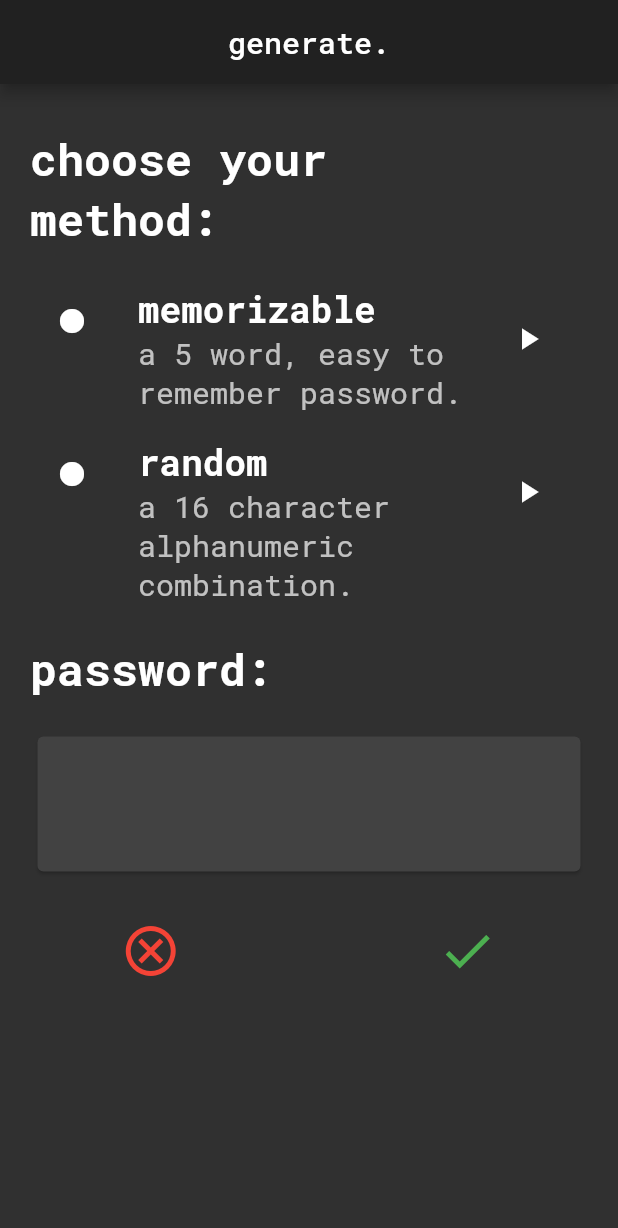
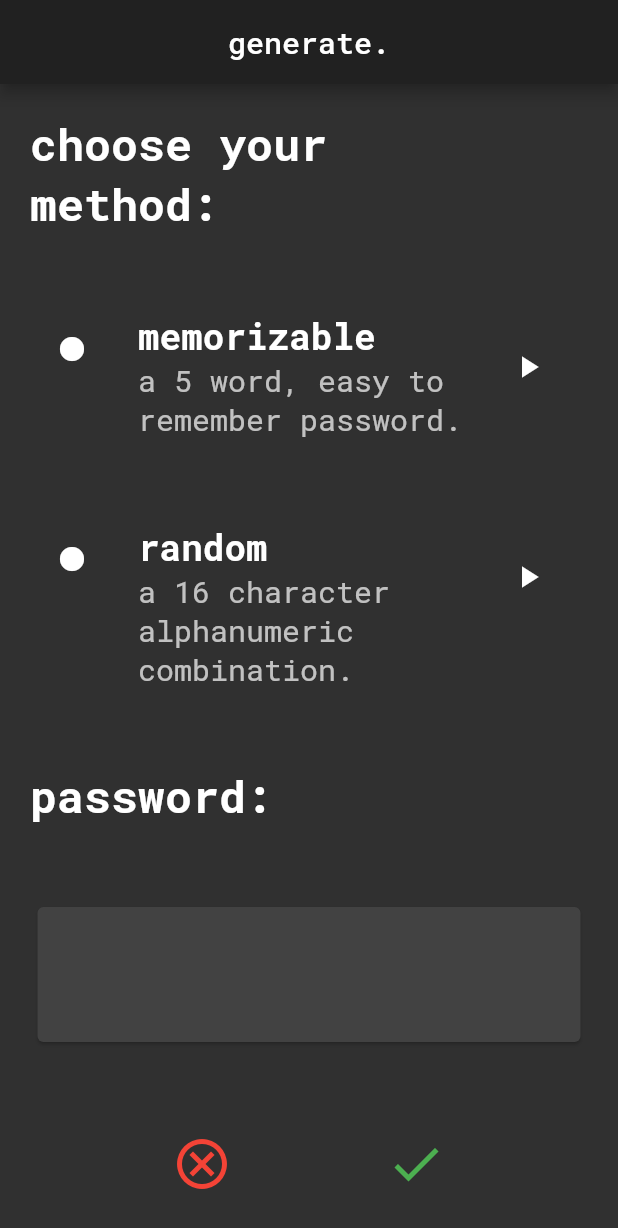
Before and after one commit to akashvshroff/Safe_Flutter_App, a Flutter app: the GeneratePassword screen opened directly, on a phone screen of 412 x 824 dp. Shown: the top 1228 px of the screen. Run offline on Flutter 3.47's test engine with Material 2 defaults, Android fonts, the phone set to English and light mode, and no system bars; our stand-ins replace rxdart, sqflite; missing offline and left inert: encrypt; accounts and stored records are empty.

Commit message:
Switched to spacer

```diff
--- a/lib/src/screens/generate_password.dart
+++ b/lib/src/screens/generate_password.dart
@@ -34,35 +34,22 @@ class _GeneratePasswordState extends State<GeneratePassword> {
 
   List<Widget> getChildren(Bloc bloc, context) {
     List<Widget> children = [
-      SizedBox(
-        height: 10.0,
-      ),
       Text(
         'choose your\nmethod:',
         style: TextStyle(fontSize: 30.0, fontWeight: FontWeight.bold),
       ),
-      SizedBox(
-        height: 20.0,
-      ),
+      Spacer(),
       memorizable(bloc),
-      SizedBox(
-        height: 10.0,
-      ),
+      Spacer(),
       random(bloc),
-      SizedBox(
-        height: 20.0,
-      ),
+      Spacer(),
       Text(
         'password:',
         style: TextStyle(fontSize: 30.0, fontWeight: FontWeight.bold),
       ),
-      SizedBox(
-        height: 20.0,
-      ),
+      Spacer(),
       passwordBuilder(bloc),
-      SizedBox(
-        height: 20.0,
-      ),
+      Spacer(),
       Row(
         mainAxisAlignment: MainAxisAlignment.spaceEvenly,
         children: [
@@ -72,9 +59,6 @@ class _GeneratePasswordState extends State<GeneratePassword> {
             onPressed: () {
               cancel(context);
             },
-          ),
-          SizedBox(
-            width: 50,
           ),
           IconButton(
             iconSize: 40.0,
```
Also changed, not shown: lib/src/screens/detail_focus.dart (+12 -16 lines).
